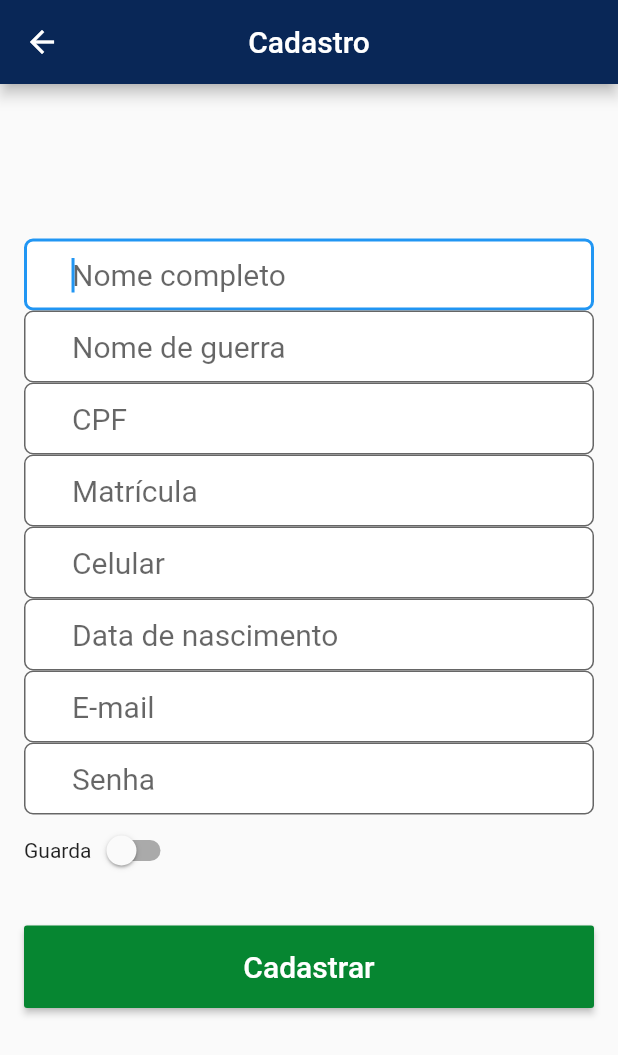
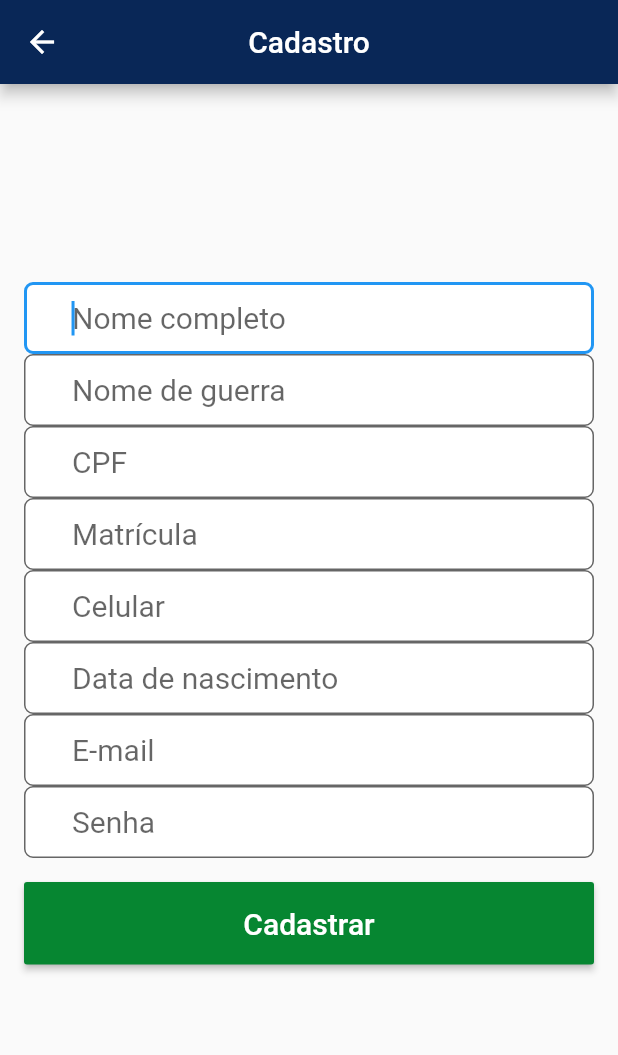
Before and after one commit to matheusneriss/aplicativo-boletim, a Flutter app: the Cadastro screen opened by its route, on a phone screen of 412 x 824 dp. Shown: the top 1055 px of the screen. Run offline on Flutter 3.47's test engine with Material 2 defaults, Android fonts, the phone set to English and light mode, and no system bars; our stand-ins replace cloud_firestore, firebase_auth, firebase_core, firebase_storage, image_picker, mask_text_input_formatter; accounts and stored records are empty.

Commit message:
ajustes app

```diff
--- a/lib/telas/Cadastro.dart
+++ b/lib/telas/Cadastro.dart
@@ -62,7 +62,7 @@ class _CadastroState extends State<Cadastro> {
     usuario.senha = senha;
     usuario.email = email;
     usuario.qra = qra;
-    usuario.tipoUsuario = usuario.verificaTipoUsuario(_tipoUsuario);
+    usuario.tipoUsuario = "Guarda";
 
     _cadastrarUsuario(usuario);
 
@@ -261,21 +261,6 @@ class _CadastroState extends State<Cadastro> {
                           borderRadius: BorderRadius.circular(6))),
                 ),
                 Padding(
-                  padding: EdgeInsets.only(bottom: 10),
-                  child: Row(
-                    children: [
-                      Text("Guarda"),
-                      Switch(
-                          value: _tipoUsuario,
-                          onChanged: (bool valor) {
-                            setState(() {
-                              _tipoUsuario = valor;
-                            });
-                          }),
-                    ],
-                  ),
-                ),
-                Padding(
                   padding: EdgeInsets.only(top: 16, bottom: 10),
                   child: RaisedButton(
                     child: Text(
```
